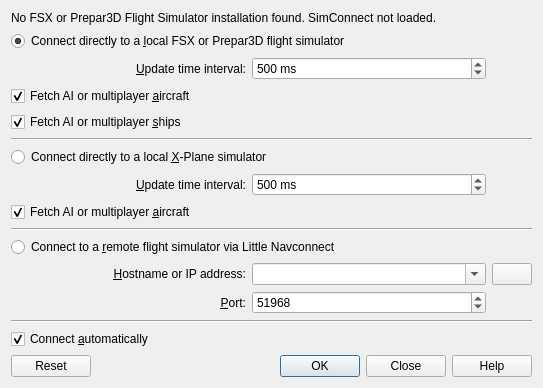
Old version of the form src/connect/connectdialog.ui in the repository albar965/littlenavmap.
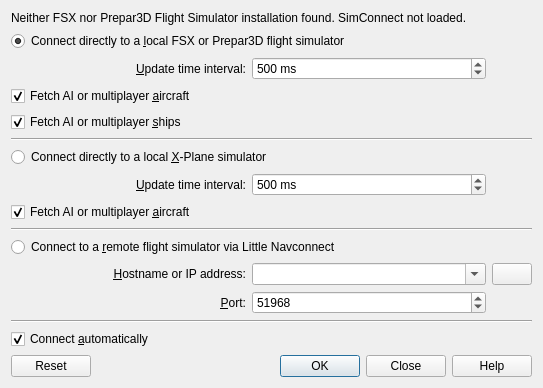
New version of the form. Icons and pictures are not drawn.

Commit message: Fixed issues with missing data in AI aircraft labels and information display. Updated texts in GUI. Fixed functionality in connect dialog. All #107

```diff
--- a/src/connect/connectdialog.ui
+++ b/src/connect/connectdialog.ui
@@ -17,7 +17,7 @@
    <item>
     <widget class="QLabel" name="labelConnectHeader">
      <property name="text">
-      <string>No FSX or Prepar3D Flight Simulator installation found. SimConnect not loaded.</string>
+      <string>Neither FSX nor Prepar3D Flight Simulator installation found. SimConnect not loaded.</string>
      </property>
     </widget>
    </item>
```
Left out of the diff: 13 changed lines with no effect on the pictures. The commit also changes 6 other files.
